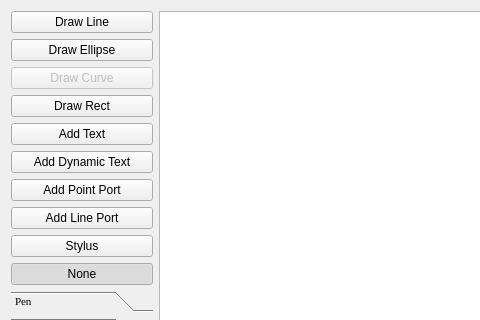
First picture: the form in unreal/trunk/qrgui/mainwindow/shapeEdit/shapeEdit.ui, repository qreal/qreal, before the edit; both pictures show x 0 to 480 and y 0 to 320 of the 717 by 634 pixel window.
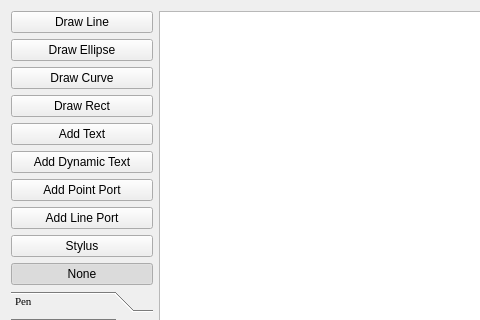
Second picture: the form after the edit. The open tabs and pages were chosen to show the change. Custom widgets are drawn as their Qt base class.

Diff of the .ui file:
```diff
--- a/unreal/trunk/qrgui/mainwindow/shapeEdit/shapeEdit.ui
+++ b/unreal/trunk/qrgui/mainwindow/shapeEdit/shapeEdit.ui
@@ -71,7 +71,7 @@
    <item row="2" column="0">
     <widget class="QPushButton" name="drawCurveButton">
      <property name="enabled">
-      <bool>false</bool>
+      <bool>true</bool>
      </property>
      <property name="text">
       <string>Draw Curve</string>
```
Left out of the diff: 4 changed lines with no effect on the pictures.
